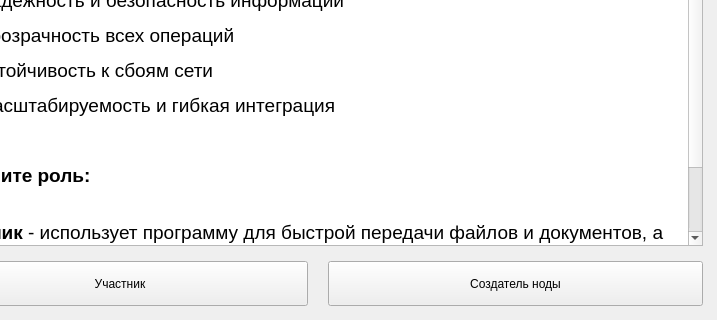
First picture: the form in src/ui/start_window.ui, repository FoKey-Junior/Blockchain, before the edit; both pictures show x 83 to 800 and y 180 to 500 of the 800 by 500 pixel window.
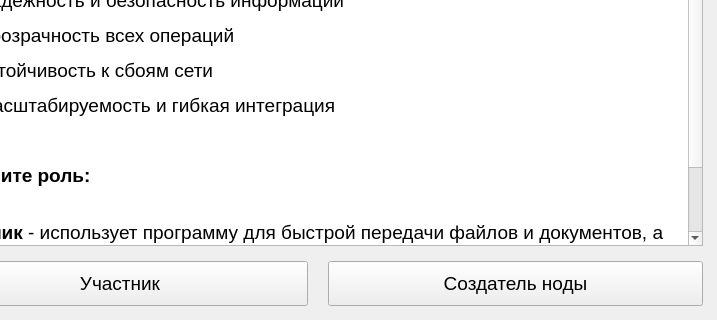
Second picture: the form after the edit.

Diff of the .ui file:
```diff
--- a/src/ui/start_window.ui
+++ b/src/ui/start_window.ui
@@ -10,6 +10,11 @@
     <height>500</height>
    </rect>
   </property>
+  <property name="font">
+   <font>
+    <family>Arial</family>
+   </font>
+  </property>
   <property name="windowTitle">
    <string>StartWindow</string>
   </property>
@@ -20,6 +25,13 @@
      <height>500</height>
     </size>
    </property>
+   <property name="font">
+    <font>
+     <family>Arial</family>
+     <pointsize>14</pointsize>
+     <bold>false</bold>
+    </font>
+   </property>
    <widget class="QWidget" name="verticalLayoutWidget">
     <property name="geometry">
      <rect>
```
Left out of the diff: 24 changed lines with no effect on the pictures.
